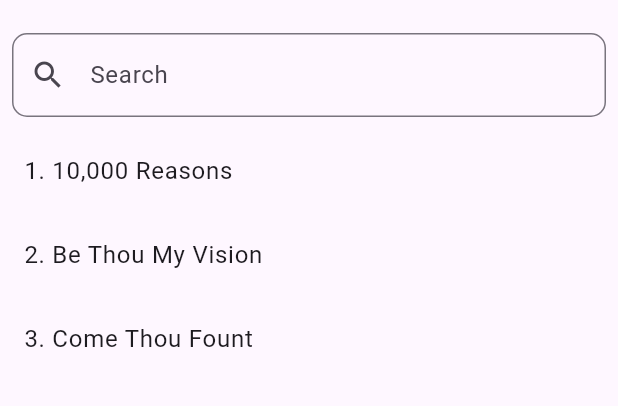
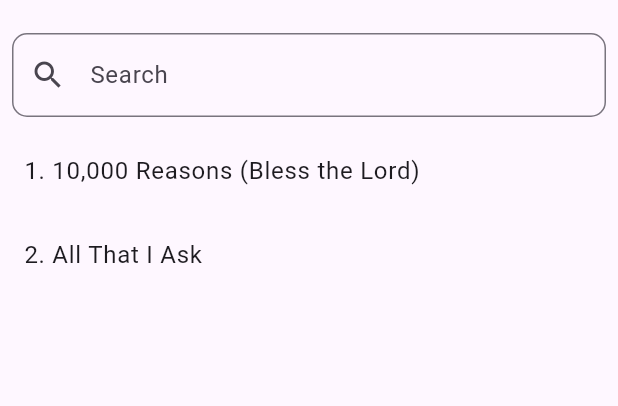
Before and after one commit to chiplink2025/spo_songbook, a Flutter app: the screen it shows after launch, on a phone screen of 412 x 824 dp, the part 63-469 px from its top. Run offline on Flutter 3.47's test engine with Material 3 defaults, Android fonts, the light colour scheme and no system bars.

Commit message:
Update 14AUG

```diff
--- /dev/null
+++ b/assets/songs.json
@@ -0,0 +1,22 @@
+[
+    {
+        "title": "10,000 Reasons (Bless the Lord)",
+        "author": "Matt Redman",
+        "lyrics": [["Refrain", "Bless the Lord O my soul, O my soul,\nWorship his holy name.\nSing like never before, O my soul,\nI'll worship your holy name."],
+        ["Verse 1", "The sun comes up, it's a new day dawning,\nIt's time to sing your song again.\nWhatever may pass and whatever lies before me,\nLet me be singing when the evening comes."],
+        ["Verse 2", "You're rich in love and you're slow to anger,\nYour name is great and your heart is kind,\nFor all your goodness I will keep on singing,\n10,000 reasons for my heart to find."],
+        ["Verse 3", "And on that day when my strength is failing,\nThe end draws near and my time has come,\nStill my soul will sing your praise un-ending\n10,000 years and then forever more."]],
+        "number": "1",
+        "copyright": "Copyright © 2011 Thankyou Music, Song No. 6016351, CCLI License # found on p.66"
+    },
+    {
+        "title": "All That I Ask",
+        "author": "Sarah Spangenberg, Joseph Buganski",
+        "lyrics": [["Verse", "The Lord is my light and my salvation\nMy confidence when I am afraid\nWhen darkness is all around me\nAnd Hell wages war against me\nI will still trust you, Lord"],
+        ["Refrain", "All that I ask, all I seek\nTo dwell in your house all my life\nTo taste and to see, you are lovely\nTo sing out with joy to my King\n\nHear my voice, Lord, when I call you\nPlease do not hide your face from me\nWithin me my heart is seeking\nYour face and the Spirit speaking\nDo not forsake me, God"],
+        ["Bridge", "I believe I will see the Lord’s goodness\nI will live in His land\nO take courage, my soul, don’t grow weary\nWait for the Lord\nWait for the Lord"],
+        ["Ending", "The Lord is my light and my salvation\nMy confidence when I am afraid"]],
+        "number": "2",
+        "copyright": "© 2016 Sarah Spangenberg and Joseph Buganski. All rights reserved. Used by permission. "
+    }
+]
--- a/lib/main.dart
+++ b/lib/main.dart
@@ -1,9 +1,29 @@
 import 'package:flutter/material.dart';
+import 'package:flutter/services.dart' show rootBundle;
 import 'song_list.dart';
 import 'song.dart';
+import 'dart:convert';
 
 void main() {
   runApp(const SongbookApp());
+}
+
+Future<List<Song>> readJSON() async {
+  // Load from assets instead of file system
+  final contents = await rootBundle.loadString("assets/songs.json");
+  final List<dynamic> jsonList = jsonDecode(contents);
+
+  return jsonList.map((song) {
+    return Song(
+      title: song["title"],
+      author: song["author"],
+      copyright: song["copyright"],
+      lyrics: List<List<String>>.from(
+        song["lyrics"].map((sec) => List<String>.from(sec)),
+      ),
+      number: song["number"],
+    );
+  }).toList();
 }
 
 class SongbookApp extends StatelessWidget {
@@ -11,18 +31,33 @@ class SongbookApp extends StatelessWidget {
 
   @override
   Widget build(BuildContext context) {
-    final songs = [
-      Song(title: "10,000 Reasons", author: "Matt Redman", lyrics: [["Refrain", "Bless the Lord O my soul, O my soul\nWorship his holy name\nSing like never before, O my soul\nI'll worship your holy name"], ["Verse 1", "The sun comes up, it's a new day dawning\nIt's time to sing your song again.\nWhatever may pass and whatever lies before me\nLet me be singing when the evening comes."]], number: 1, copyright: "Copyright © 2011 Thankyou Music, Song No. 6016351, CCLI License # found on p.66"),
-      Song(title: 'Be Thou My Vision', author: 'b', lyrics: [['Verse 1', 'Be Thou my Vision, O Lord of my heart...']], number: 2, copyright: "Copyright"),
-      Song(title: 'Come Thou Fount', author: 'c', lyrics: [['Verse 1', 'Come, Thou Fount of every blessing...']], number: 3, copyright: "Copyright"),
-      // Add more songs
-    ];
+    final songsFuture = readJSON();
 
     return MaterialApp(
-      home: SongListScreen(songs: songs),
+      home: FutureBuilder<List<Song>>(
+        future: songsFuture,
+        builder: (context, snapshot) {
+          if (snapshot.connectionState == ConnectionState.waiting) {
+            return const Scaffold(
+              body: Center(child: CircularProgressIndicator()),
+            );
+          } else if (snapshot.hasError) {
+            return Scaffold(
+              body: Center(child: Text('Error: ${snapshot.error}')),
+            );
+          } else if (snapshot.hasData) {
+            return SongListScreen(songs: snapshot.data!);
+          } else {
+            return const Scaffold(
+              body: Center(child: Text('No songs found.')),
+            );
+          }
+        },
+      ),
     );
   }
 }
+
 
 class MyApp extends StatelessWidget {
   const MyApp({super.key});
--- a/lib/song.dart
+++ b/lib/song.dart
@@ -2,7 +2,7 @@ class Song {
   final String title;
   final String author;
   final List<List<String>> lyrics;
-  final int number;
+  final String number;
   final String copyright;
 
   Song({required this.title, required this.author, required this.lyrics, required this.number, required this.copyright});
--- a/pubspec.yaml
+++ b/pubspec.yaml
@@ -70,6 +70,8 @@ flutter:
   # assets:
   #   - images/a_dot_burr.jpeg
   #   - images/a_dot_ham.jpeg
+  assets:
+    - assets/songs.json
 
   # An image asset can refer to one or more resolution-specific "variants", see
   # https://flutter.dev/to/resolution-aware-images
```
Also changed, not shown: lib/data/songs.json (deleted, +0 -12 lines).
